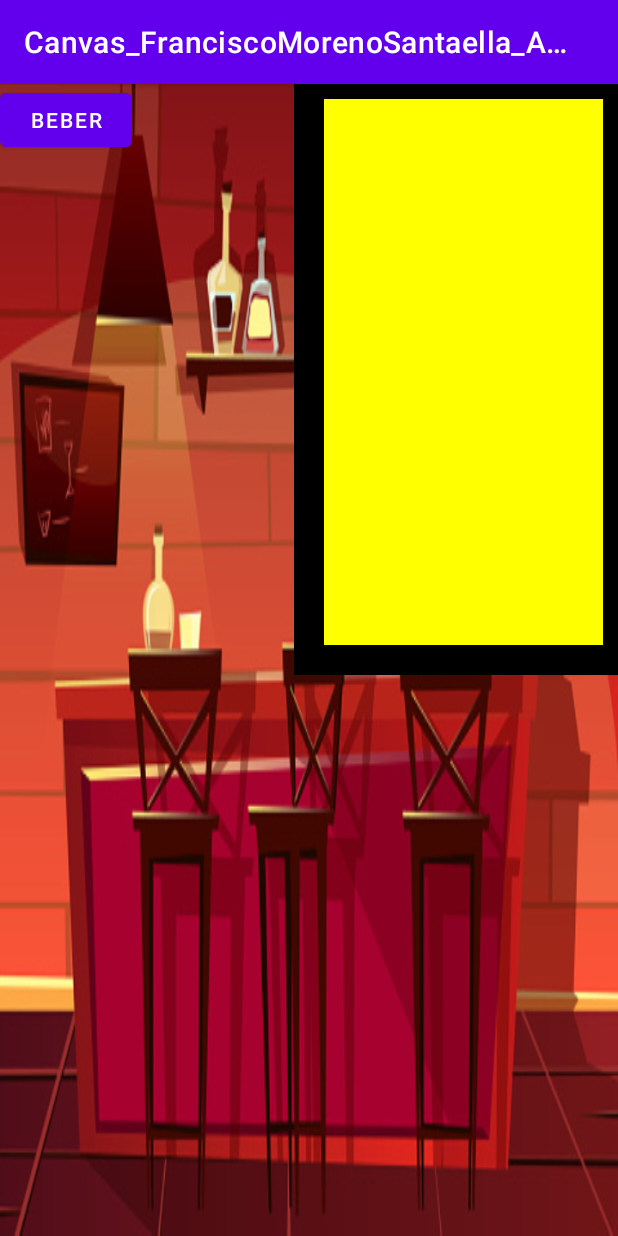
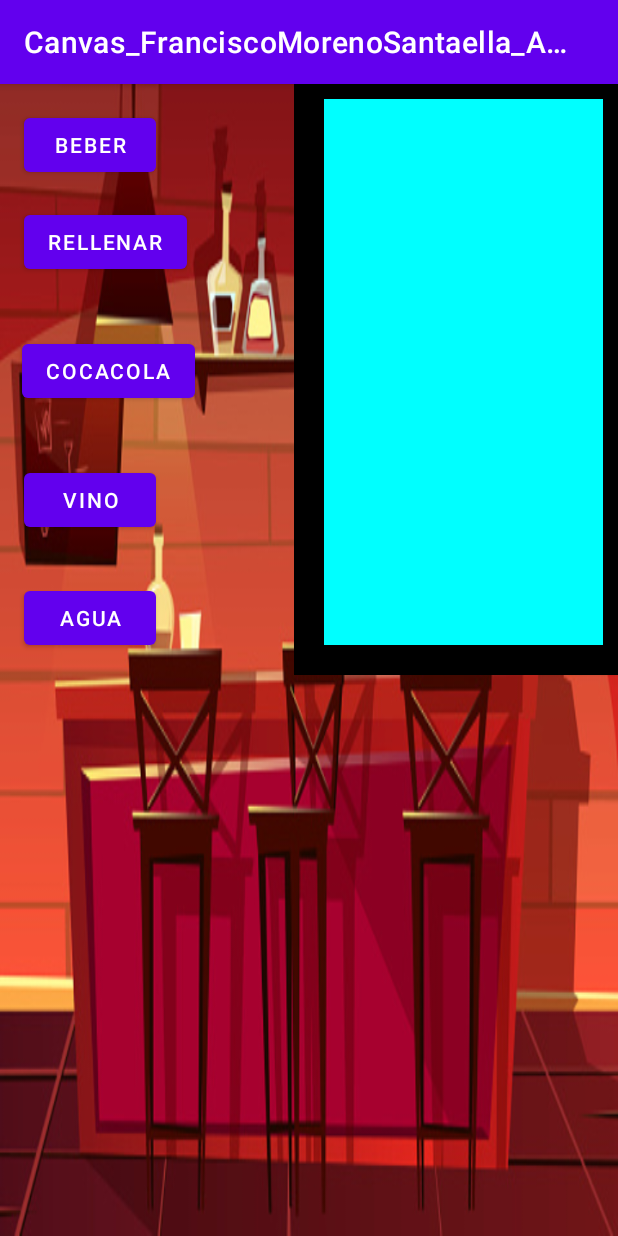
Before and after one commit to FranciscoMorenoSantaella/Drinking-Simulator, an Android app: the screen it shows after launch (MainActivity), on a phone screen of 412 x 824 dp. Run offline under Robolectric (Android 15) with nearby library versions, the phone set to English and light mode, and no system bars.

Commit message:
cocacola espuma

```diff
--- a/app/src/main/java/com/example/canvas_franciscomorenosantaella_angelrabascosarmiento/MainActivity.java
+++ b/app/src/main/java/com/example/canvas_franciscomorenosantaella_angelrabascosarmiento/MainActivity.java
@@ -5,6 +5,7 @@ import androidx.appcompat.app.AppCompatActivity;
 import android.graphics.Canvas;
 import android.graphics.Color;
 import android.graphics.Paint;
+import android.media.MediaPlayer;
 import android.os.Bundle;
 import android.util.DisplayMetrics;
 import android.view.View;
@@ -13,12 +14,23 @@ import android.widget.LinearLayout;
 import android.widget.Toast;
 
 public class MainActivity extends AppCompatActivity {
-
+    MediaPlayer mp;
+    MediaPlayer mp2;
+    MediaPlayer mp3;
+    MediaPlayer mp4;
+    MediaPlayer mp5;
     private LinearLayout canvasLayout;
     public Button button;
     private DisplayMetrics displaymetrics;
     public int cantidad = 0;
-    public int  altura;
+    public int ancho;
+    public int altura;
+    public Button rellenar;
+    public Button cola;
+    public Button vino;
+    public int bebida = Color.CYAN;
+    public Button water;
+
     @Override
     protected void onCreate(Bundle savedInstanceState) {
         super.onCreate(savedInstanceState);
@@ -26,9 +38,16 @@ public class MainActivity extends AppCompatActivity {
         this.canvasLayout = (LinearLayout) findViewById(R.id.canvasLayout);
 
         Vista vista = new Vista(this);
-
+        mp = MediaPlayer.create(this, R.raw.drinksound);
         this.canvasLayout.addView(vista);
         button = findViewById(R.id.Beber);
+        rellenar = findViewById(R.id.Rellenar);
+        mp2 = MediaPlayer.create(this, R.raw.rellenarsound);
+        cola = findViewById(R.id.Cocacola);
+        vino = findViewById(R.id.Vino);
+        mp3 = MediaPlayer.create(this, R.raw.cocacolaespuma);
+        mp4 = MediaPlayer.create(this, R.raw.winesound);
+        mp5 = MediaPlayer.create(this, R.raw.drinkwatersound);
 
     }
 
@@ -38,10 +57,10 @@ public class MainActivity extends AppCompatActivity {
         }
 
         public void onDraw(Canvas canvas) {
-            int ancho = canvas.getWidth();
+            ancho = canvas.getWidth();
             altura = canvas.getHeight();
             Paint paint = new Paint();
-            paint.setColor(Color.YELLOW);
+            paint.setColor(bebida);
             paint.setStyle(Paint.Style.FILL);
             canvas.drawRect(ancho, altura / 2, ancho / 2, cantidad, paint);
 
@@ -50,23 +69,20 @@ public class MainActivity extends AppCompatActivity {
             paint.setColor(Color.BLACK);
 
 
-
             canvas.drawRect(ancho, altura / 2, ancho / 2, 0, paint);
 
 
-
         }
-
-        //Button button = findViewById(R.id.Beber);
 
 
     }
 
     public void gluglu(View view) {
 
-            if (cantidad < altura/2) {
-                if(cantidad +10 > altura/2){
-                    cantidad = altura/2;
+        mp.start();
+        if (cantidad < altura / 2) {
+            if (cantidad + 10 > altura / 2) {
+                cantidad = altura / 2;
             }
             cantidad += 25;
         } else {
@@ -80,4 +96,42 @@ public class MainActivity extends AppCompatActivity {
 
     }
 
+    public void echarLiquido(View view){
+       mp2.start();
+        cantidad = 0;
+
+
+
+        Vista vista = new Vista(this);
+        this.canvasLayout.removeAllViews();
+        this.canvasLayout.addView(vista);
+
     }
+
+    public void colorCola(View view){
+        mp3.setVolume(0.2f,0.2f);
+        mp3.start();
+        bebida = Color.rgb	(111,23,18);
+        Vista vista = new Vista(this);
+        this.canvasLayout.removeAllViews();
+        this.canvasLayout.addView(vista);
+    }
+
+    public void colorVino(View view){
+        mp4.start();
+        bebida = Color.rgb(80, 19, 86);
+        Vista vista = new Vista(this);
+        this.canvasLayout.removeAllViews();
+        this.canvasLayout.addView(vista);
+    }
+
+    public void colorWater(View view){
+        mp5.start();
+        bebida = Color.CYAN;
+        Vista vista = new Vista(this);
+        this.canvasLayout.removeAllViews();
+        this.canvasLayout.addView(vista);
+    }
+
+
+}
--- a/app/src/main/res/layout/activity_main.xml
+++ b/app/src/main/res/layout/activity_main.xml
@@ -5,6 +5,19 @@
     android:layout_width="match_parent"
     android:layout_height="match_parent"
     tools:context=".MainActivity">
+
+    <Button
+        android:id="@+id/Agua"
+        android:layout_width="wrap_content"
+        android:layout_height="wrap_content"
+        android:onClick="colorWater"
+        android:text="Agua"
+        app:layout_constraintBottom_toBottomOf="parent"
+        app:layout_constraintEnd_toEndOf="parent"
+        app:layout_constraintHorizontal_bias="0.049"
+        app:layout_constraintStart_toStartOf="parent"
+        app:layout_constraintTop_toBottomOf="@+id/Vino"
+        app:layout_constraintVertical_bias="0.074" />
 
     <LinearLayout
         android:id="@+id/canvasLayout"
@@ -25,6 +38,52 @@
         android:layout_width="wrap_content"
         android:layout_height="wrap_content"
         android:onClick="gluglu"
-        android:text="Beber" />
+        android:text="Beber"
+        app:layout_constraintBottom_toBottomOf="@+id/canvasLayout"
+        app:layout_constraintEnd_toEndOf="parent"
+        app:layout_constraintHorizontal_bias="0.049"
+        app:layout_constraintStart_toStartOf="parent"
+        app:layout_constraintTop_toTopOf="parent"
+        app:layout_constraintVertical_bias="0.023" />
+
+    <Button
+        android:id="@+id/Rellenar"
+        android:layout_width="wrap_content"
+        android:layout_height="wrap_content"
+        android:onClick="echarLiquido"
+        android:text="Rellenar"
+        app:layout_constraintBottom_toBottomOf="parent"
+        app:layout_constraintEnd_toEndOf="parent"
+        app:layout_constraintHorizontal_bias="0.053"
+        app:layout_constraintStart_toStartOf="parent"
+        app:layout_constraintTop_toBottomOf="@+id/Beber"
+        app:layout_constraintVertical_bias="0.025" />
+
+    <Button
+        android:id="@+id/Cocacola"
+        android:layout_width="wrap_content"
+        android:layout_height="wrap_content"
+        android:onClick="colorCola"
+        android:text="Cocacola"
+        app:layout_constraintBottom_toBottomOf="parent"
+        app:layout_constraintEnd_toEndOf="parent"
+        app:layout_constraintHorizontal_bias="0.05"
+        app:layout_constraintStart_toStartOf="parent"
+        app:layout_constraintTop_toBottomOf="@+id/Rellenar"
+        app:layout_constraintVertical_bias="0.064" />
+
+    <Button
+        android:id="@+id/Vino"
+        android:layout_width="wrap_content"
+        android:layout_height="wrap_content"
+        android:layout_marginTop="24dp"
+        android:onClick="colorVino"
+        android:text="Vino"
+        app:layout_constraintBottom_toBottomOf="parent"
+        app:layout_constraintEnd_toEndOf="parent"
+        app:layout_constraintHorizontal_bias="0.05"
+        app:layout_constraintStart_toStartOf="parent"
+        app:layout_constraintTop_toBottomOf="@+id/Cocacola"
+        app:layout_constraintVertical_bias="0.029" />
 
 </androidx.constraintlayout.widget.ConstraintLayout>
```
Also changed, not shown: 5 other files. Lines whose indentation alone changed are shown as unchanged.
